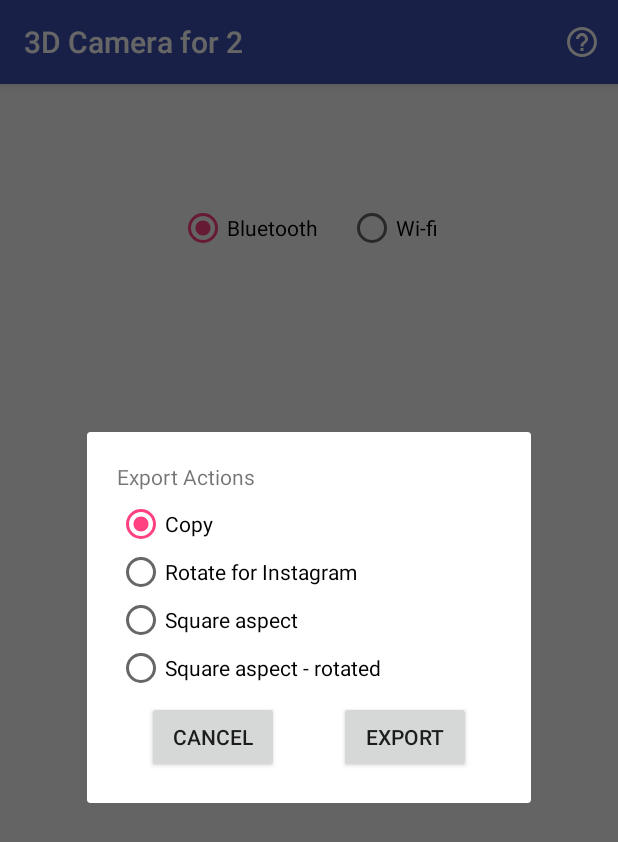
After one commit to fPonias/stereoCamera, an Android app: the fragment InstagramExportDialog placed in its activity, on a phone screen of 412 x 824 dp. The commit adds this screen. Shown: the top 842 px of the screen. Run offline under Robolectric (Android 15) with nearby library versions, the phone set to English and light mode, and no system bars; our stand-ins replace AdMob.

Commit message:
added additional export options to android

```diff
--- a/android/app/src/main/java/com/munger/stereocamera/fragment/DiscoverDialog.java
+++ b/android/app/src/main/java/com/munger/stereocamera/fragment/DiscoverDialog.java
@@ -11,6 +11,7 @@ import android.widget.Button;
 import android.widget.TextView;
 
 import com.munger.stereocamera.R;
+import com.munger.stereocamera.service.InstagramTransform;
 
 import java.util.HashMap;
 import java.util.LinkedList;
--- /dev/null
+++ b/android/app/src/main/java/com/munger/stereocamera/fragment/InstagramExportDialog.java
@@ -0,0 +1,83 @@
+package com.munger.stereocamera.fragment;
+
+import android.os.Bundle;
+import android.support.annotation.NonNull;
+import android.support.annotation.Nullable;
+import android.support.v4.app.DialogFragment;
+import android.view.LayoutInflater;
+import android.view.View;
+import android.view.ViewGroup;
+import android.widget.Button;
+import android.widget.RadioGroup;
+
+import com.munger.stereocamera.R;
+import com.munger.stereocamera.service.InstagramTransform;
+
+public class InstagramExportDialog extends DialogFragment
+{
+    private RadioGroup choiceGroup;
+    private Button cancelBtn;
+    private Button okayBtn;
+
+    @Nullable
+    @Override
+    public View onCreateView(@NonNull LayoutInflater inflater, @Nullable ViewGroup container, @Nullable Bundle savedInstanceState)
+    {
+        View ret = inflater.inflate(R.layout.dialog_instagram, container, false);
+
+        choiceGroup = ret.findViewById(R.id.selection);
+        choiceGroup.check(R.id.radio_copy);
+
+        okayBtn = ret.findViewById(R.id.okay);
+        cancelBtn = ret.findViewById(R.id.cancel);
+
+        okayBtn.setOnClickListener(new View.OnClickListener() {public void onClick(View view)
+        {
+            okay();
+        }});
+
+        cancelBtn.setOnClickListener(new View.OnClickListener() {public void onClick(View view)
+        {
+            cancel();
+        }});
+
+        return ret;
+    }
+
+    private void okay()
+    {
+        int id = choiceGroup.getCheckedRadioButtonId();
+        InstagramTransform.TransformType type = InstagramTransform.TransformType.ROTATE;
+        if (id == R.id.radio_copy)
+            type = InstagramTransform.TransformType.COPY;
+        else if (id == R.id.radio_rotate)
+            type = InstagramTransform.TransformType.ROTATE;
+        else if (id == R.id.radio_square)
+            type = InstagramTransform.TransformType.SQUARE;
+        else if (id == R.id.radio_squarerot)
+            type = InstagramTransform.TransformType.SQUARE_ROTATE;
+
+        listener.selected(type);
+
+        dismiss();
+    }
+
+    private void cancel()
+    {
+        listener.cancelled();
+
+        dismiss();
+    }
+
+    public interface ActionListener
+    {
+        void cancelled();
+        void selected(InstagramTransform.TransformType type);
+    }
+
+    private ActionListener listener;
+    public void setListener(ActionListener listener)
+    {
+        this.listener = listener;
+    }
+}
--- /dev/null
+++ b/android/app/src/main/res/layout/dialog_instagram.xml
@@ -0,0 +1,50 @@
+<?xml version="1.0" encoding="utf-8"?>
+<LinearLayout xmlns:android="http://schemas.android.com/apk/res/android"
+    android:layout_width="match_parent" android:layout_height="match_parent"
+    android:padding="20dp" android:orientation="vertical">
+    <TextView android:layout_width="match_parent" android:layout_height="wrap_content"
+        android:text="@string/insta_title"
+        android:layout_marginBottom="6dp"/>
+    <RadioGroup
+        android:layout_width="match_parent"
+        android:layout_height="wrap_content"
+        android:id="@+id/selection">
+        <RadioButton
+            android:layout_width="match_parent"
+            android:layout_height="wrap_content" android:text="@string/insta_copy"
+            android:id="@+id/radio_copy"/>
+        <RadioButton
+            android:layout_width="match_parent"
+            android:layout_height="wrap_content" android:text="@string/insta_rotate"
+            android:id="@+id/radio_rotate"/>
+        <RadioButton
+            android:layout_width="match_parent"
+            android:layout_height="wrap_content" android:text="@string/insta_square"
+            android:id="@+id/radio_square"/>
+        <RadioButton
+            android:layout_width="match_parent"
+            android:layout_height="wrap_content" android:text="@string/insta_squarerot"
+            android:id="@+id/radio_squarerot"/>
+    </RadioGroup>
+    <LinearLayout
+        android:layout_width="match_parent"
+        android:layout_height="wrap_content" android:orientation="horizontal"
+        android:layout_marginTop="6dp">
+        <Button
+            android:layout_width="0dp"
+            android:layout_height="wrap_content"
+            android:layout_weight="1" android:text="@string/insta_cancel"
+            android:layout_marginStart="20dp"
+            android:layout_marginEnd="20dp"
+            android:id="@+id/cancel"/>
+        <Button
+            android:layout_width="0dp"
+            android:layout_height="wrap_content"
+            android:layout_weight="1"
+            android:text="@string/insta_okay"
+            android:layout_marginStart="20dp"
+            android:layout_marginEnd="20dp"
+            android:id="@+id/okay"/>
+    </LinearLayout>
+
+</LinearLayout>
--- a/android/app/src/main/res/layout/fragment_connect.xml
+++ b/android/app/src/main/res/layout/fragment_connect.xml
@@ -14,7 +14,7 @@
         android:layout_height="wrap_content"
         android:orientation="horizontal"
         android:layout_alignParentTop="true"
-        android:layout_marginTop="20dp"
+        android:layout_marginTop="80dp"
         android:layout_centerHorizontal="true"
         android:id="@+id/connectChooser">
         <RadioButton
@@ -117,6 +117,8 @@
                 android:layout_width="match_parent"
                 android:layout_height="wrap_content"
                 android:textSize="20sp"
+                android:inputType="number|numberDecimal"
+                android:digits="0123456789."
                 android:id="@+id/ipAddressTarget"/>
             <Button
                 android:layout_width="wrap_content"
--- a/android/app/src/main/res/values/strings.xml
+++ b/android/app/src/main/res/values/strings.xml
@@ -62,4 +62,12 @@
     <string name="delete_confirm_message">Delete the selected image?</string>
 
     <string name="new_photo_available">Your photo has successfully been processed.</string>
+
+    <string name="insta_title">Export Actions</string>
+    <string name="insta_copy">Copy</string>
+    <string name="insta_rotate">Rotate for Instagram</string>
+    <string name="insta_square">Square aspect</string>
+    <string name="insta_squarerot">Square aspect - rotated</string>
+    <string name="insta_cancel">Cancel</string>
+    <string name="insta_okay">Export</string>
 </resources>
```
Also changed, not shown: android/app/src/main/java/com/munger/stereocamera/fragment/ConnectEthernetSubFragment.java (+31 -3 lines), android/app/src/main/java/com/munger/stereocamera/ip/ethernet/EthernetCtrl.java (+14 -12 lines), android/app/src/main/java/com/munger/stereocamera/service/InstagramTransform.java (+245 -9 lines), android/app/src/main/java/com/munger/stereocamera/widget/MyShareMenuItemCtrl.java (+29 -6 lines), 8 other files.
